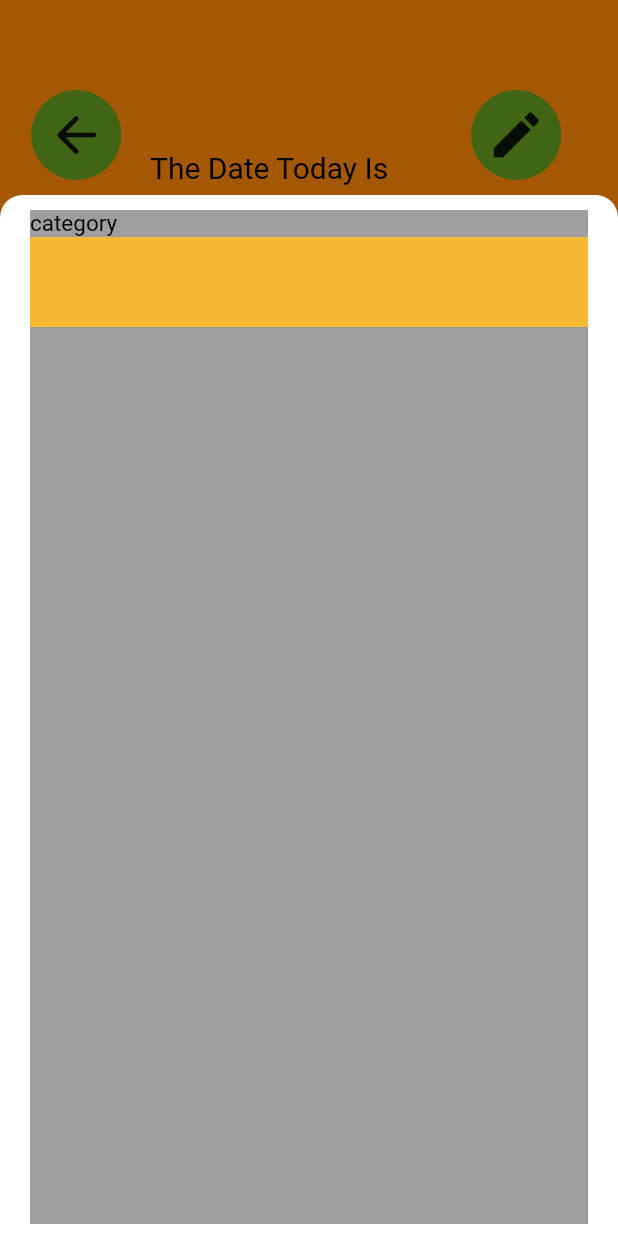
After one commit to micckey/Dojo_Notes, a Flutter app: the NotePage screen opened directly, on a phone screen of 412 x 824 dp. The commit adds this screen. Run offline on Flutter 3.47's test engine with Material 2 defaults, Android fonts, the phone set to English and light mode, and no system bars; Roboto replaces fonts that are missing (fair).

Commit message:
Viewing saved notes intro

```diff
--- a/lib/main.dart
+++ b/lib/main.dart
@@ -1,7 +1,9 @@
 import 'package:dojonotes/configurations/style.dart';
 import 'package:dojonotes/views/dashboard.dart';
 import 'package:dojonotes/views/new_note.dart';
+import 'package:dojonotes/views/note_page.dart';
 import 'package:dojonotes/views/onboardingpage.dart';
+import 'package:dojonotes/views/schedule_page.dart';
 import 'package:flutter/material.dart';
 
 void main() {
@@ -16,7 +18,7 @@ class MyApp extends StatelessWidget {
     return MaterialApp(
       theme: ThemeData(fontFamily: 'fair'),
       debugShowCheckedModeBanner: false,
-      home: const Dashboard()
+      home: const SchedulePage()
     );
   }
 }
--- a/lib/views/new_note.dart
+++ b/lib/views/new_note.dart
@@ -15,13 +15,11 @@ class _NewNoteState extends State<NewNote> {
   @override
   Widget build(BuildContext context) {
     return Scaffold(
-      body: SizedBox(
-      height: double.infinity,
-        width: double.infinity,
-        child: SingleChildScrollView(
-          child: Column(
-            children: [
-              ClipPath(
+      appBar: AppBar(
+        toolbarHeight: 85,
+        elevation: 0.0,
+        backgroundColor: Colors.white,
+        flexibleSpace: ClipPath(
           clipper: CustomClipPath(),
           child: Container(
             width: double.infinity,
@@ -50,6 +48,14 @@ class _NewNoteState extends State<NewNote> {
             ),
           ),
         ),
+
+      ),
+      body: SizedBox(
+      height: double.infinity,
+        width: double.infinity,
+        child: SingleChildScrollView(
+          child: Column(
+            children: [
 
               Container(
                 width: double.infinity,
--- /dev/null
+++ b/lib/views/note_page.dart
@@ -0,0 +1,106 @@
+import 'package:dojonotes/configurations/customwidgets.dart';
+import 'package:dojonotes/configurations/style.dart';
+import 'package:flutter/material.dart';
+
+class NotePage extends StatefulWidget {
+  const NotePage({super.key});
+
+  @override
+  State<NotePage> createState() => _NotePageState();
+}
+
+class _NotePageState extends State<NotePage> {
+  @override
+  Widget build(BuildContext context) {
+    return Scaffold(
+      body: Container(
+        width: double.infinity,
+        height: double.infinity,
+        color: CustomColors().HighlightColor,
+        child: Column(
+          children: [
+            SizedBox(
+              height: 130,
+              width: double.infinity,
+              child: Stack(
+                children: [
+                  Positioned(
+                      top: 100,
+                      left: 100,
+                      child: myTextWidget(
+                          'The Date Today Is', 20.0, FontWeight.w400)),
+                  Positioned(
+                      top: 60,
+                      child: SizedBox(
+                        width: 395,
+                        child: Row(
+                          mainAxisAlignment: MainAxisAlignment.spaceAround,
+                          children: [
+                            Container(
+                              width: 60,
+                              height: 60,
+                              decoration: BoxDecoration(
+                                borderRadius: BorderRadius.circular(100),
+                                color: CustomColors().ButtonColor,
+                              ),
+                              child: IconButton(
+                                  onPressed: () {},
+                                  icon: const Icon(
+                                    Icons.arrow_back_rounded,
+                                    size: 40,
+                                  )),
+                            ),
+                            const SizedBox(
+                              width: 150,
+                            ),
+                            Container(
+                              width: 60,
+                              height: 60,
+                              decoration: BoxDecoration(
+                                borderRadius: BorderRadius.circular(100),
+                                color: CustomColors().ButtonColor,
+                              ),
+                              child: IconButton(
+                                  onPressed: () {},
+                                  icon: const Icon(
+                                    Icons.edit,
+                                    size: 40,
+                                  )),
+                            )
+                          ],
+                        ),
+                      ))
+                ],
+              ),
+            ),
+            Container(
+              width: double.infinity,
+              height: 696,
+              decoration: const BoxDecoration(
+                borderRadius: BorderRadius.only(
+                    topRight: Radius.circular(15),
+                    topLeft: Radius.circular(15)),
+                color: Colors.white,
+              ),
+              child: Container(
+                color: Colors.grey,
+                margin: const EdgeInsets.fromLTRB(20, 10, 20, 10),
+                child: ListView(
+                  padding: const EdgeInsets.only(top: 0),
+                  scrollDirection: Axis.vertical,
+                  children: [
+                    myTextWidget('category', 15.0, FontWeight.normal),
+                    Container(
+                      height: 60,
+                      color: CustomColors().CardColor,
+                    )
+                  ],
+                ),
+              ),
+            )
+          ],
+        ),
+      ),
+    );
+  }
+}
--- /dev/null
+++ b/lib/views/schedule_page.dart
@@ -0,0 +1,23 @@
+import 'package:dojonotes/configurations/style.dart';
+import 'package:flutter/material.dart';
+
+class SchedulePage extends StatelessWidget {
+  const SchedulePage({super.key});
+
+  @override
+  Widget build(BuildContext context) {
+    return Scaffold(
+      appBar: AppBar(
+        toolbarHeight: 350,
+        backgroundColor: Colors.white,
+        elevation: 0,
+        flexibleSpace: Container(
+          decoration: BoxDecoration(
+            color: CustomColors().HighlightColor,
+            borderRadius: BorderRadius.circular(30)
+          ),
+        ),
+      ),
+    );
+  }
+}
```
Lines whose indentation alone changed are shown as unchanged.
